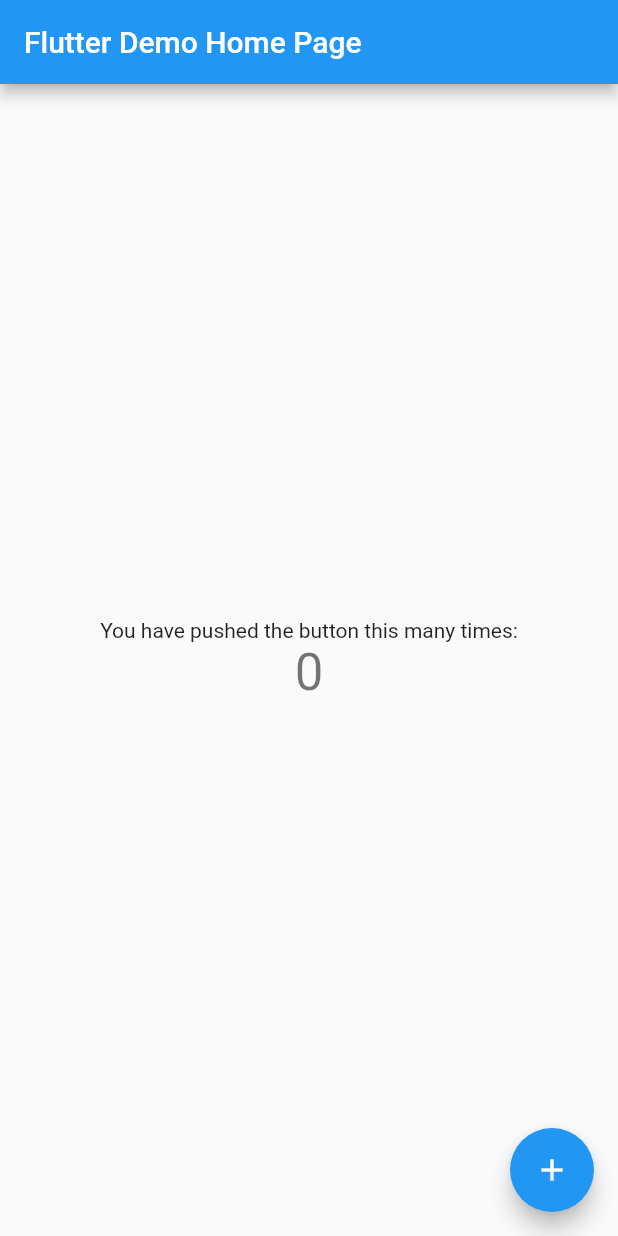
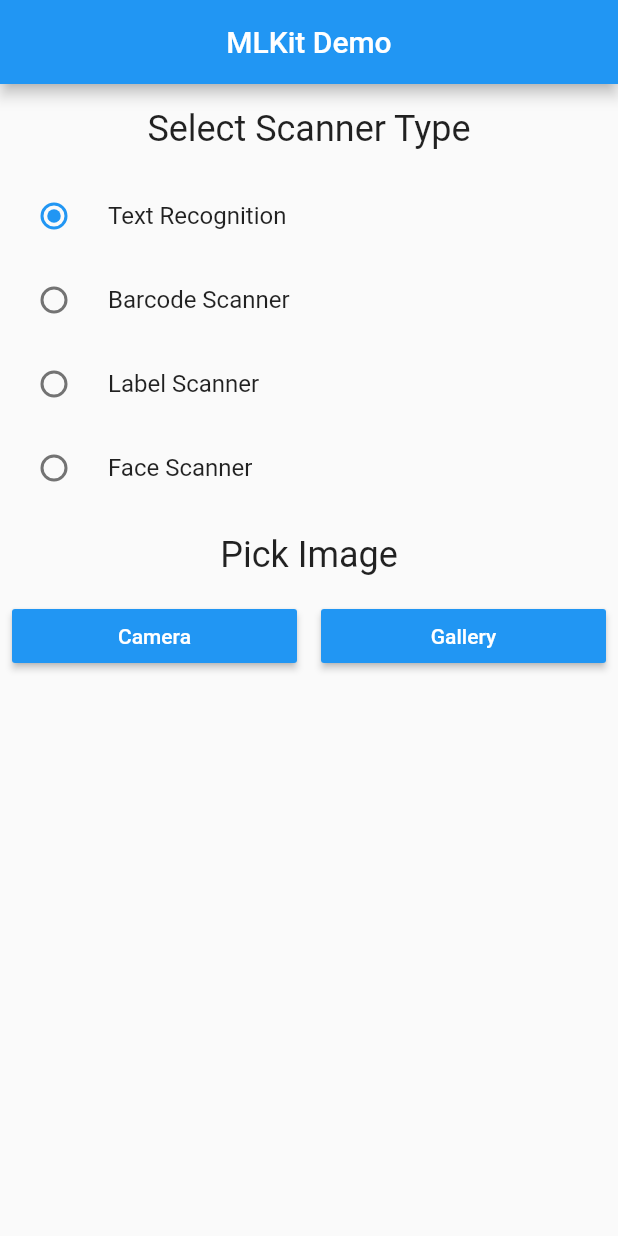
Before and after one commit to yukihirai0505/ml_app, a Flutter app: the screen it shows after launch, on a phone screen of 412 x 824 dp. Run offline on Flutter 3.47's test engine with Material 2 defaults, Android fonts, the phone set to English and light mode, and no system bars; our stand-ins replace image_picker; missing offline and left inert: mlkit.

```diff
--- a/lib/main.dart
+++ b/lib/main.dart
@@ -1,111 +1,198 @@
+import 'package:ml_app/ml_detail.dart';
 import 'package:flutter/material.dart';
+import 'package:image_picker/image_picker.dart';
+import 'dart:io';
 
-void main() => runApp(MyApp());
+const String TEXT_SCANNER = 'TEXT_SCANNER';
+const String BARCODE_SCANNER = 'BARCODE_SCANNER';
+const String LABEL_SCANNER = 'LABEL_SCANNER';
+const String FACE_SCANNER = 'FACE_SCANNER';
+
+void main() => runApp(new MyApp());
 
 class MyApp extends StatelessWidget {
-  // This widget is the root of your application.
   @override
   Widget build(BuildContext context) {
-    return MaterialApp(
+    return new MaterialApp(
+      debugShowCheckedModeBanner: false,
       title: 'Flutter Demo',
-      theme: ThemeData(
-        // This is the theme of your application.
-        //
-        // Try running your application with "flutter run". You'll see the
-        // application has a blue toolbar. Then, without quitting the app, try
-        // changing the primarySwatch below to Colors.green and then invoke
-        // "hot reload" (press "r" in the console where you ran "flutter run",
-        // or simply save your changes to "hot reload" in a Flutter IDE).
-        // Notice that the counter didn't reset back to zero; the application
-        // is not restarted.
+      theme: new ThemeData(
         primarySwatch: Colors.blue,
       ),
-      home: MyHomePage(title: 'Flutter Demo Home Page'),
+      home: new MLHome(),
     );
   }
 }
 
-class MyHomePage extends StatefulWidget {
-  MyHomePage({Key key, this.title}) : super(key: key);
-
-  // This widget is the home page of your application. It is stateful, meaning
-  // that it has a State object (defined below) that contains fields that affect
-  // how it looks.
-
-  // This class is the configuration for the state. It holds the values (in this
-  // case the title) provided by the parent (in this case the App widget) and
-  // used by the build method of the State. Fields in a Widget subclass are
-  // always marked "final".
-
-  final String title;
+class MLHome extends StatefulWidget {
+  MLHome({Key key}) : super(key: key);
 
   @override
-  _MyHomePageState createState() => _MyHomePageState();
+  State<StatefulWidget> createState() => _MLHomeState();
 }
 
-class _MyHomePageState extends State<MyHomePage> {
-  int _counter = 0;
+class _MLHomeState extends State<MLHome> {
+  static const String CAMERA_SOURCE = 'CAMERA_SOURCE';
+  static const String GALLERY_SOURCE = 'GALLERY_SOURCE';
 
-  void _incrementCounter() {
+  final GlobalKey<ScaffoldState> _scaffoldKey = GlobalKey<ScaffoldState>();
+
+  File _file;
+  String _selectedScanner = TEXT_SCANNER;
+
+  @override
+  Widget build(BuildContext context) {
+    final columns = List<Widget>();
+    columns.add(buildRowTitle(context, 'Select Scanner Type'));
+    columns.add(buildSelectScannerRowWidget(context));
+    columns.add(buildRowTitle(context, 'Pick Image'));
+    columns.add(buildSelectImageRowWidget(context));
+
+    return Scaffold(
+        key: _scaffoldKey,
+        appBar: AppBar(
+          centerTitle: true,
+          title: Text('MLKit Demo'),
+        ),
+        body: SingleChildScrollView(
+          child: Column(
+            children: columns,
+          ),
+        ));
+  }
+
+  Widget buildRowTitle(BuildContext context, String title) {
+    return Center(
+        child: Padding(
+      padding: EdgeInsets.symmetric(horizontal: 8.0, vertical: 16.0),
+      child: Text(
+        title,
+        style: Theme.of(context).textTheme.headline,
+      ),
+    ));
+  }
+
+  Widget buildSelectImageRowWidget(BuildContext context) {
+    return Row(
+      children: <Widget>[
+        Expanded(
+            child: Padding(
+          padding: EdgeInsets.symmetric(horizontal: 8.0),
+          child: RaisedButton(
+              color: Colors.blue,
+              textColor: Colors.white,
+              splashColor: Colors.blueGrey,
+              onPressed: () {
+                onPickImageSelected(CAMERA_SOURCE);
+              },
+              child: const Text('Camera')),
+        )),
+        Expanded(
+            child: Padding(
+          padding: EdgeInsets.symmetric(horizontal: 8.0),
+          child: RaisedButton(
+              color: Colors.blue,
+              textColor: Colors.white,
+              splashColor: Colors.blueGrey,
+              onPressed: () {
+                onPickImageSelected(GALLERY_SOURCE);
+              },
+              child: const Text('Gallery')),
+        ))
+      ],
+    );
+  }
+
+  Widget buildSelectScannerRowWidget(BuildContext context) {
+    return Wrap(
+      children: <Widget>[
+        RadioListTile<String>(
+          title: Text('Text Recognition'),
+          groupValue: _selectedScanner,
+          value: TEXT_SCANNER,
+          onChanged: onScannerSelected,
+        ),
+        RadioListTile<String>(
+          title: Text('Barcode Scanner'),
+          groupValue: _selectedScanner,
+          value: BARCODE_SCANNER,
+          onChanged: onScannerSelected,
+        ),
+        RadioListTile<String>(
+          title: Text('Label Scanner'),
+          groupValue: _selectedScanner,
+          value: LABEL_SCANNER,
+          onChanged: onScannerSelected,
+        ),
+        RadioListTile<String>(
+          title: Text('Face Scanner'),
+          groupValue: _selectedScanner,
+          value: FACE_SCANNER,
+          onChanged: onScannerSelected,
+        )
+      ],
+    );
+  }
+
+  Widget buildImageRow(BuildContext context, File file) {
+    return SizedBox(
+        height: 500.0,
+        child: Image.file(
+          file,
+          fit: BoxFit.fitWidth,
+        ));
+  }
+
+  Widget buildDeleteRow(BuildContext context) {
+    return Center(
+      child: Padding(
+        padding: EdgeInsets.symmetric(horizontal: 8.0, vertical: 8.0),
+        child: RaisedButton(
+            color: Colors.red,
+            textColor: Colors.white,
+            splashColor: Colors.blueGrey,
+            onPressed: () {
+              setState(() {
+                _file = null;
+              });
+              ;
+            },
+            child: const Text('Delete Image')),
+      ),
+    );
+  }
+
+  void onScannerSelected(String scanner) {
     setState(() {
-      // This call to setState tells the Flutter framework that something has
-      // changed in this State, which causes it to rerun the build method below
-      // so that the display can reflect the updated values. If we changed
-      // _counter without calling setState(), then the build method would not be
-      // called again, and so nothing would appear to happen.
-      _counter++;
+      _selectedScanner = scanner;
     });
   }
 
-  @override
-  Widget build(BuildContext context) {
-    // This method is rerun every time setState is called, for instance as done
-    // by the _incrementCounter method above.
-    //
-    // The Flutter framework has been optimized to make rerunning build methods
-    // fast, so that you can just rebuild anything that needs updating rather
-    // than having to individually change instances of widgets.
-    return Scaffold(
-      appBar: AppBar(
-        // Here we take the value from the MyHomePage object that was created by
-        // the App.build method, and use it to set our appbar title.
-        title: Text(widget.title),
-      ),
-      body: Center(
-        // Center is a layout widget. It takes a single child and positions it
-        // in the middle of the parent.
-        child: Column(
-          // Column is also layout widget. It takes a list of children and
-          // arranges them vertically. By default, it sizes itself to fit its
-          // children horizontally, and tries to be as tall as its parent.
-          //
-          // Invoke "debug painting" (press "p" in the console, choose the
-          // "Toggle Debug Paint" action from the Flutter Inspector in Android
-          // Studio, or the "Toggle Debug Paint" command in Visual Studio Code)
-          // to see the wireframe for each widget.
-          //
-          // Column has various properties to control how it sizes itself and
-          // how it positions its children. Here we use mainAxisAlignment to
-          // center the children vertically; the main axis here is the vertical
-          // axis because Columns are vertical (the cross axis would be
-          // horizontal).
-          mainAxisAlignment: MainAxisAlignment.center,
-          children: <Widget>[
-            Text(
-              'You have pushed the button this many times:',
-            ),
-            Text(
-              '$_counter',
-              style: Theme.of(context).textTheme.display1,
-            ),
-          ],
-        ),
-      ),
-      floatingActionButton: FloatingActionButton(
-        onPressed: _incrementCounter,
-        tooltip: 'Increment',
-        child: Icon(Icons.add),
-      ), // This trailing comma makes auto-formatting nicer for build methods.
-    );
+  void onPickImageSelected(String source) async {
+    var imageSource;
+    if (source == CAMERA_SOURCE) {
+      imageSource = ImageSource.camera;
+    } else {
+      imageSource = ImageSource.gallery;
+    }
+
+    final scaffold = _scaffoldKey.currentState;
+
+    try {
+      final file = await ImagePicker.pickImage(source: imageSource);
+      if (file == null) {
+        throw Exception('File is not available');
+      }
+
+      Navigator.push(
+        context,
+        new MaterialPageRoute(
+            builder: (context) => MLDetail(file, _selectedScanner)),
+      );
+    } catch (e) {
+      scaffold.showSnackBar(SnackBar(
+        content: Text(e.toString()),
+      ));
+    }
   }
 }
--- a/pubspec.yaml
+++ b/pubspec.yaml
@@ -19,6 +19,10 @@ environment:
 dependencies:
   flutter:
     sdk: flutter
+
+  cloud_firestore:
+  mlkit:
+  image_picker:
 
   # The following adds the Cupertino Icons font to your application.
   # Use with the CupertinoIcons class for iOS style icons.
```
Also changed, not shown: lib/ml_detail.dart (added, +407 -0 lines), pubspec.lock, 17 other files.
